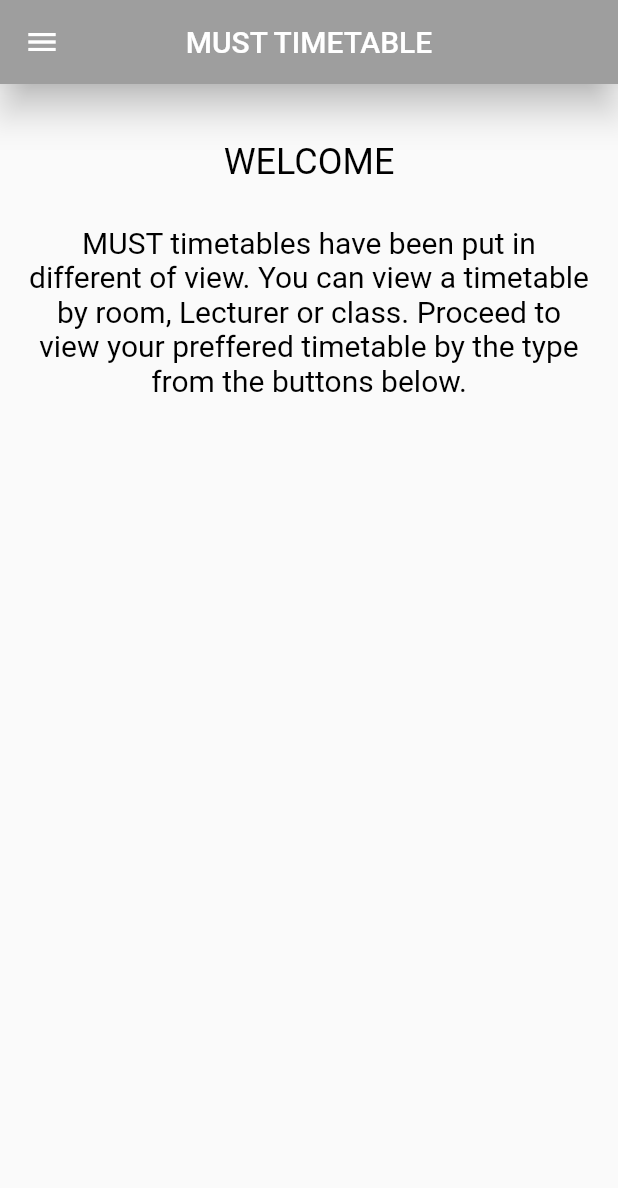
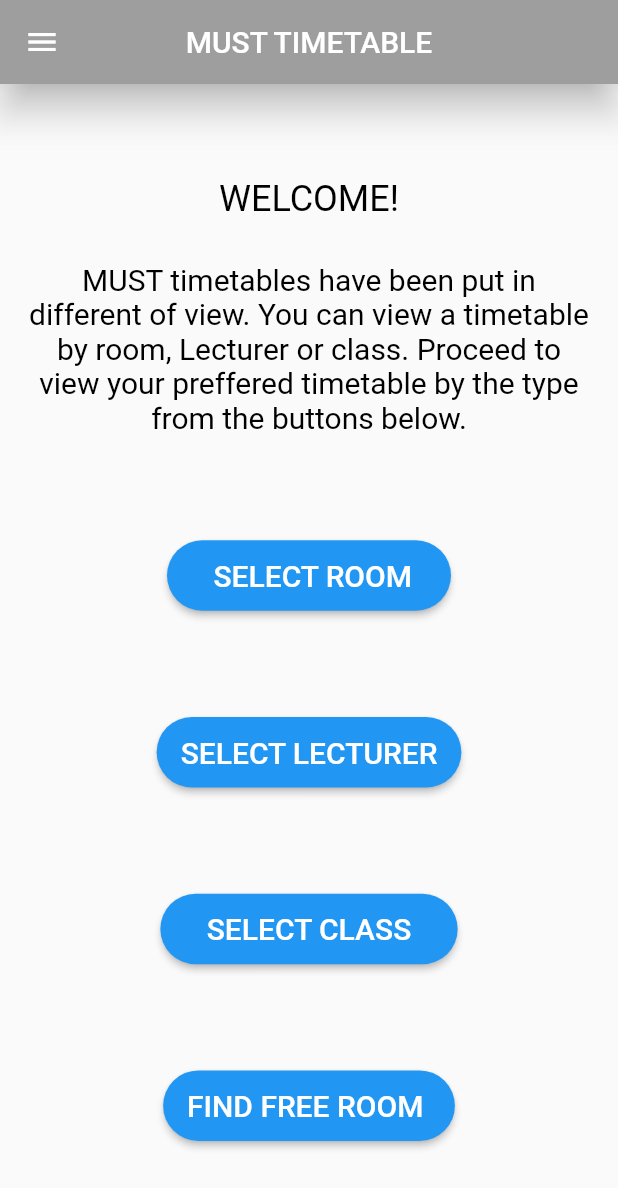
Before and after one commit to shadkasera/must_app, a Flutter app: the screen it shows after launch, on a phone screen of 412 x 824 dp. Shown: the top 1188 px of the screen. Run offline on Flutter 3.47's test engine with Material 2 defaults, Android fonts, the phone set to English and light mode, and no system bars.

Commit message:
added select buttons in home_screen.dart

```diff
--- a/lib/home_screen.dart
+++ b/lib/home_screen.dart
@@ -30,12 +30,12 @@ class home_screen extends StatelessWidget {
           body: Padding(
             padding: const EdgeInsets.all(18.0),
             child: Column(
-              mainAxisAlignment: MainAxisAlignment.start,
+              mainAxisAlignment: MainAxisAlignment.spaceBetween,
               children: [
                 const SizedBox(height: 20),
                 RichText(
                   text: const TextSpan(
-                    text: 'WELCOME \n\n',
+                    text: 'WELCOME! \n\n',
                     style: TextStyle(fontSize: 24, color: Colors.black),
                     children: [
                       TextSpan(
@@ -47,6 +47,111 @@ class home_screen extends StatelessWidget {
                   ),
                   textAlign: TextAlign.center,
                 ),
+                const SizedBox(height: 20),
+                Padding(
+                    padding: const EdgeInsets.symmetric(horizontal: 15.0),
+                    child: ElevatedButton(
+                      onPressed: () {},
+                      style: ButtonStyle(
+                        backgroundColor:
+                            MaterialStateProperty.all<Color>(Colors.blue),
+                        shape:
+                            MaterialStateProperty.all<RoundedRectangleBorder>(
+                          RoundedRectangleBorder(
+                            borderRadius: BorderRadius.circular(30.0),
+                          ),
+                        ),
+                      ),
+                      child: const Padding(
+                        padding: EdgeInsets.symmetric(vertical: 12.0),
+                        child: Text(
+                          '   SELECT ROOM  ',
+                          style: TextStyle(
+                            color: Colors.white,
+                            fontSize: 20.0,
+                          ),
+                        ),
+                      ),
+                    )),
+                const SizedBox(height: 20),
+                Padding(
+                    padding: const EdgeInsets.symmetric(horizontal: 15.0),
+                    child: ElevatedButton(
+                      onPressed: () {},
+                      style: ButtonStyle(
+                        backgroundColor:
+                            MaterialStateProperty.all<Color>(Colors.blue),
+                        shape:
+                            MaterialStateProperty.all<RoundedRectangleBorder>(
+                          RoundedRectangleBorder(
+                            borderRadius: BorderRadius.circular(30.0),
+                          ),
+                        ),
+                      ),
+                      child: const Padding(
+                        padding: EdgeInsets.symmetric(vertical: 12.0),
+                        child: Text(
+                          'SELECT LECTURER',
+                          style: TextStyle(
+                            color: Colors.white,
+                            fontSize: 20.0,
+                          ),
+                        ),
+                      ),
+                    )),
+                const SizedBox(height: 20),
+                Padding(
+                    padding: const EdgeInsets.symmetric(horizontal: 15.0),
+                    child: ElevatedButton(
+                      onPressed: () {},
+                      style: ButtonStyle(
+                        backgroundColor:
+                            MaterialStateProperty.all<Color>(Colors.blue),
+                        shape:
+                            MaterialStateProperty.all<RoundedRectangleBorder>(
+                          RoundedRectangleBorder(
+                            borderRadius: BorderRadius.circular(30.0),
+                          ),
+                        ),
+                      ),
+                      child: const Padding(
+                        padding: EdgeInsets.symmetric(vertical: 12.0),
+                        child: Text(
+                          '   SELECT CLASS   ',
+                          style: TextStyle(
+                            color: Colors.white,
+                            fontSize: 20.0,
+                          ),
+                        ),
+                      ),
+                    )),
+                const SizedBox(height: 20),
+                Padding(
+                    padding: const EdgeInsets.symmetric(horizontal: 15.0),
+                    child: ElevatedButton(
+                      onPressed: () {},
+                      style: ButtonStyle(
+                        backgroundColor:
+                            MaterialStateProperty.all<Color>(Colors.blue),
+                        shape:
+                            MaterialStateProperty.all<RoundedRectangleBorder>(
+                          RoundedRectangleBorder(
+                            borderRadius: BorderRadius.circular(30.0),
+                          ),
+                        ),
+                      ),
+                      child: const Padding(
+                        padding: EdgeInsets.symmetric(vertical: 12.0),
+                        child: Text(
+                          'FIND FREE ROOM ',
+                          style: TextStyle(
+                            color: Colors.white,
+                            fontSize: 20.0,
+                          ),
+                        ),
+                      ),
+                    )),
+                const SizedBox(height: 20),
               ],
             ),
           )),
```
